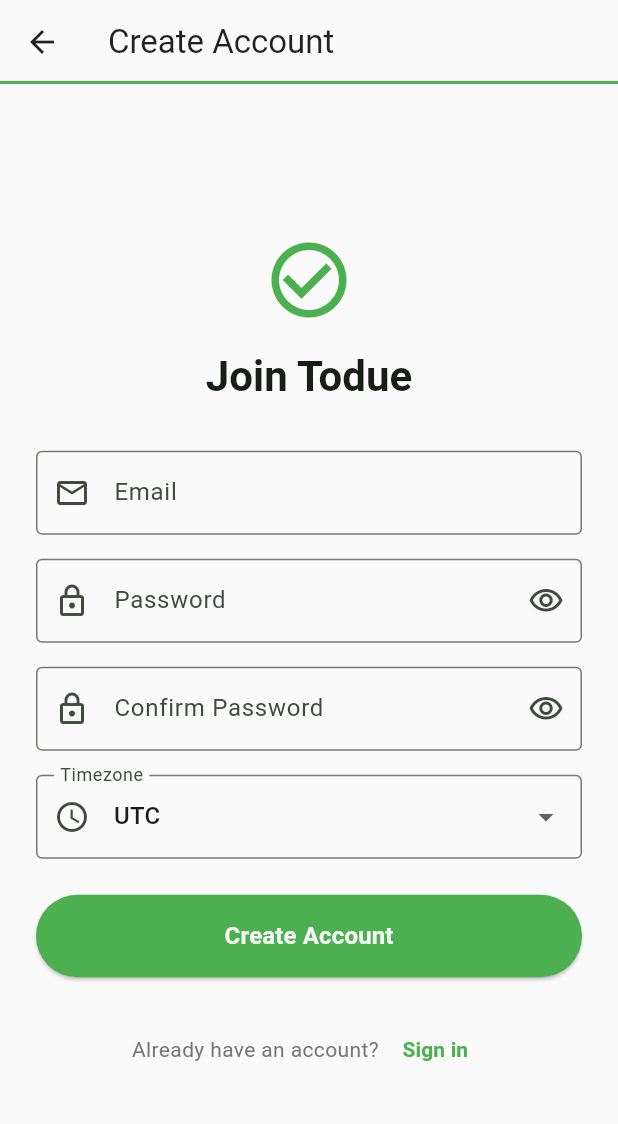
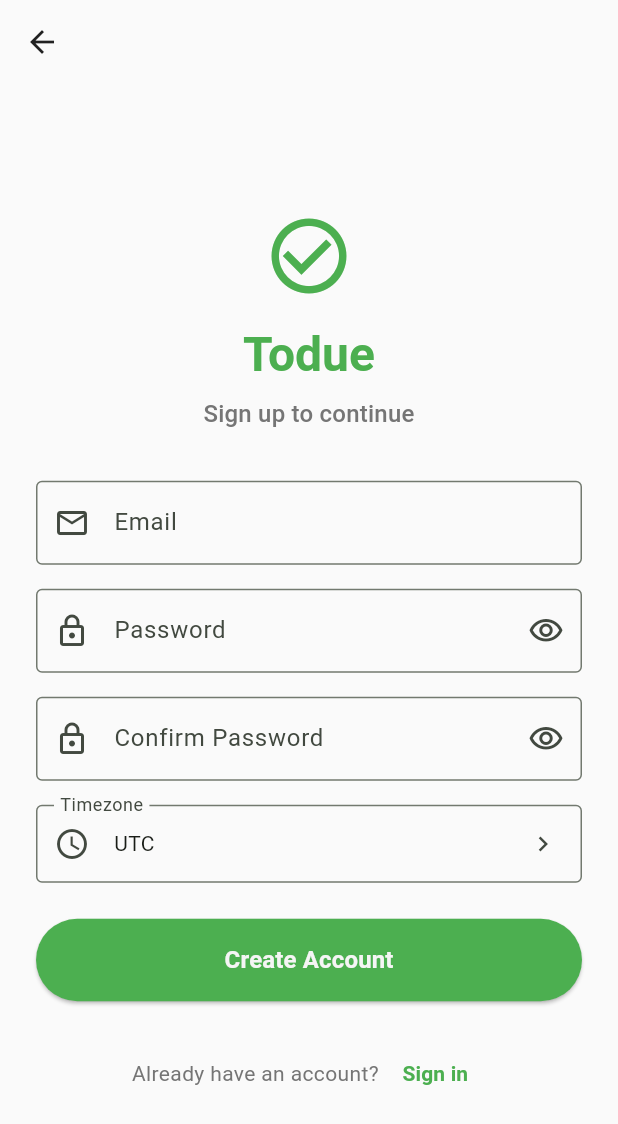
Before and after one commit to ethan-dean/todue, a Flutter app: the RegisterScreen screen opened by its route, on a phone screen of 412 x 824 dp. Shown: the top 1124 px of the screen. Run offline on Flutter 3.47's test engine with Material 3 defaults, Android fonts, the light colour scheme and no system bars; our stand-ins replace connectivity_plus, dio, flutter_colorpicker, package_info_plus, shared_preferences, sqflite; accounts and stored records are empty.

Commit message:
feat(mobile): update auth pages to match aesthetic

```diff
--- a/mobile/lib/screens/login_screen.dart
+++ b/mobile/lib/screens/login_screen.dart
@@ -2,6 +2,7 @@
 import 'package:provider/provider.dart';
 import '../providers/auth_provider.dart';
 import '../providers/theme_provider.dart';
+import '../services/haptic_service.dart';
 
 class LoginScreen extends StatefulWidget {
   const LoginScreen({Key? key}) : super(key: key);
@@ -196,7 +197,10 @@
                   Consumer<AuthProvider>(
                     builder: (context, authProvider, child) {
                       return ElevatedButton(
-                        onPressed: authProvider.isLoading ? null : _handleLogin,
+                        onPressed: authProvider.isLoading ? null : () {
+                          HapticService.action();
+                          _handleLogin();
+                        },
                         style: ElevatedButton.styleFrom(
                           padding: const EdgeInsets.symmetric(vertical: 16),
                           backgroundColor: Theme.of(context).colorScheme.primary,
--- a/mobile/lib/screens/register_screen.dart
+++ b/mobile/lib/screens/register_screen.dart
@@ -2,6 +2,8 @@
 import 'package:provider/provider.dart';
 import '../providers/auth_provider.dart';
 import '../providers/theme_provider.dart';
+import '../services/haptic_service.dart';
+import '../widgets/timezone_selector.dart';
 
 class RegisterScreen extends StatefulWidget {
   const RegisterScreen({Key? key}) : super(key: key);
@@ -18,28 +20,7 @@
 
   bool _obscurePassword = true;
   bool _obscureConfirmPassword = true;
-  String? _selectedTimezone;
-
-  // Common timezones
-  final List<String> _timezones = [
-    'UTC',
-    'America/New_York',
-    'America/Chicago',
-    'America/Denver',
-    'America/Los_Angeles',
-    'Europe/London',
-    'Europe/Paris',
-    'Asia/Tokyo',
-    'Asia/Shanghai',
-    'Australia/Sydney',
-  ];
-
-  @override
-  void initState() {
-    super.initState();
-    // Default to UTC
-    _selectedTimezone = 'UTC';
-  }
+  String _selectedTimezone = 'UTC';
 
   @override
   void dispose() {
@@ -129,7 +110,10 @@
   Widget build(BuildContext context) {
     return Scaffold(
       appBar: AppBar(
-        title: const Text('Create Account'),
+        backgroundColor: Colors.transparent,
+        elevation: 0,
+        scrolledUnderElevation: 0,
+        shape: const Border(),
       ),
       body: SafeArea(
         child: Center(
@@ -149,9 +133,18 @@
                   ),
                   const SizedBox(height: 16),
                   Text(
-                    'Join Todue',
-                    style: Theme.of(context).textTheme.headlineMedium?.copyWith(
+                    'Todue',
+                    style: Theme.of(context).textTheme.headlineLarge?.copyWith(
                           fontWeight: FontWeight.bold,
+                          color: Theme.of(context).colorScheme.primary,
+                        ),
+                    textAlign: TextAlign.center,
+                  ),
+                  const SizedBox(height: 8),
+                  Text(
+                    'Sign up to continue',
+                    style: Theme.of(context).textTheme.titleMedium?.copyWith(
+                          color: Colors.grey[600],
                         ),
                     textAlign: TextAlign.center,
                   ),
@@ -226,25 +219,41 @@
                   ),
                   const SizedBox(height: 16),
 
-                  // Timezone dropdown
-                  DropdownButtonFormField<String>(
-                    value: _selectedTimezone,
-                    decoration: const InputDecoration(
-                      labelText: 'Timezone',
-                      prefixIcon: Icon(Icons.access_time),
-                      border: OutlineInputBorder(),
+                  // Timezone selector
+                  GestureDetector(
+                    onTap: () {
+                      HapticService.action();
+                      Navigator.of(context).push(
+                        MaterialPageRoute(
+                          builder: (_) => TimezoneSelector(
+                            currentTimezone: _selectedTimezone,
+                            onSelected: (tz) {
+                              setState(() {
+                                _selectedTimezone = tz;
+                              });
+                            },
+                          ),
+                        ),
+                      );
+                    },
+                    child: InputDecorator(
+                      decoration: const InputDecoration(
+                        labelText: 'Timezone',
+                        prefixIcon: Icon(Icons.access_time),
+                        border: OutlineInputBorder(),
+                      ),
+                      child: Row(
+                        mainAxisAlignment: MainAxisAlignment.spaceBetween,
+                        children: [
+                          Text(_selectedTimezone.replaceAll('_', ' ')),
+                          Icon(
+                            Icons.chevron_right,
+                            size: 20,
+                            color: Theme.of(context).colorScheme.onSurfaceVariant,
+                          ),
+                        ],
+                      ),
                     ),
-                    items: _timezones.map((String timezone) {
-                      return DropdownMenuItem<String>(
-                        value: timezone,
-                        child: Text(timezone),
-                      );
-                    }).toList(),
-                    onChanged: (String? newValue) {
-                      setState(() {
-                        _selectedTimezone = newValue;
-                      });
-                    },
                   ),
                   const SizedBox(height: 24),
 
@@ -252,7 +261,10 @@
                   Consumer<AuthProvider>(
                     builder: (context, authProvider, child) {
                       return ElevatedButton(
-                        onPressed: authProvider.isLoading ? null : _handleRegister,
+                        onPressed: authProvider.isLoading ? null : () {
+                          HapticService.action();
+                          _handleRegister();
+                        },
                         style: ElevatedButton.styleFrom(
                           padding: const EdgeInsets.symmetric(vertical: 16),
                           backgroundColor: Theme.of(context).colorScheme.primary,
```
Also changed, not shown: mobile/lib/screens/forgot_password_screen.dart (+9 -2 lines), mobile/lib/screens/reset_password_screen.dart (+9 -2 lines), mobile/lib/screens/verify_email_screen.dart (+7 -1 lines).
